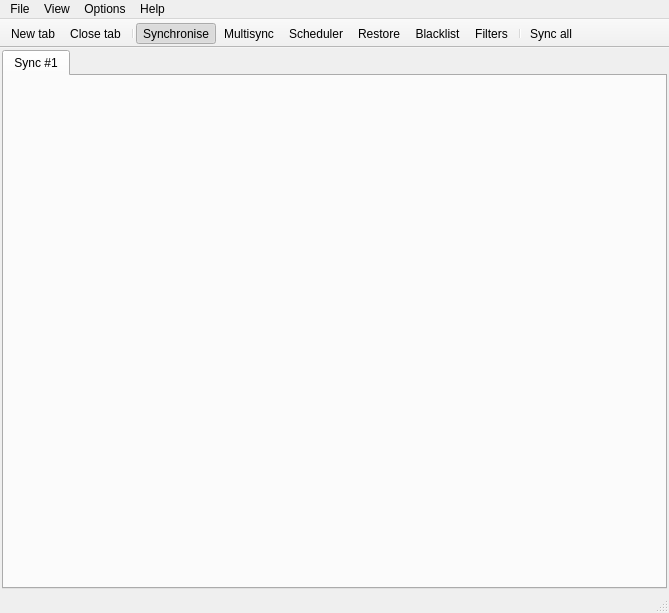
Above: main_window.ui from henrik-w/Synkron before the change. Below: the same form after it.
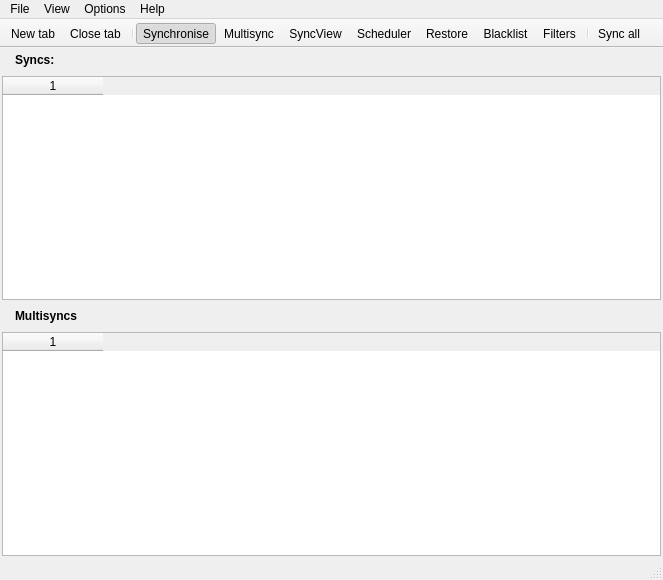
That is the form after the change. The open tabs and pages were chosen to show the change. Icons and pictures are not drawn. Custom widgets are drawn as their Qt base class.

Patch:
```diff
--- a/main_window.ui
+++ b/main_window.ui
@@ -5,8 +5,8 @@
    <rect>
     <x>0</x>
     <y>0</y>
-    <width>669</width>
-    <height>613</height>
+    <width>663</width>
+    <height>580</height>
    </rect>
   </property>
   <property name="windowTitle" >
@@ -1358,6 +1358,114 @@
         </item>
        </layout>
       </widget>
+      <widget class="QWidget" name="page_7" >
+       <layout class="QVBoxLayout" >
+        <property name="leftMargin" >
+         <number>0</number>
+        </property>
+        <property name="topMargin" >
+         <number>0</number>
+        </property>
+        <property name="rightMargin" >
+         <number>0</number>
+        </property>
+        <property name="bottomMargin" >
+         <number>0</number>
+        </property>
+        <item>
+         <layout class="QVBoxLayout" >
+          <item>
+           <layout class="QGridLayout" >
+            <item row="0" column="1" >
+             <widget class="QLabel" name="label_21" >
+              <property name="text" >
+               <string>&lt;b>Syncs:&lt;/b></string>
+              </property>
+             </widget>
+            </item>
+            <item row="0" column="2" >
+             <spacer>
+              <property name="orientation" >
+               <enum>Qt::Horizontal</enum>
+              </property>
+              <property name="sizeHint" >
+               <size>
+                <width>40</width>
+                <height>20</height>
+               </size>
+              </property>
+             </spacer>
+            </item>
+            <item row="0" column="0" >
+             <widget class="QLabel" name="label_24" >
+              <property name="pixmap" >
+               <pixmap resource="resources.qrc" >:/new/prefix1/images/Synkron16.png</pixmap>
+              </property>
+             </widget>
+            </item>
+           </layout>
+          </item>
+          <item>
+           <widget class="QTableWidget" name="syncs_syncview" >
+            <property name="statusTip" >
+             <string>List of syncs</string>
+            </property>
+            <property name="columnCount" >
+             <number>1</number>
+            </property>
+            <column/>
+           </widget>
+          </item>
+         </layout>
+        </item>
+        <item>
+         <layout class="QVBoxLayout" >
+          <item>
+           <layout class="QHBoxLayout" >
+            <item>
+             <widget class="QLabel" name="label_23" >
+              <property name="pixmap" >
+               <pixmap resource="resources.qrc" >:/new/prefix1/images/multisync_16.png</pixmap>
+              </property>
+             </widget>
+            </item>
+            <item>
+             <widget class="QLabel" name="label_22" >
+              <property name="text" >
+               <string>&lt;b>Multisyncs&lt;/b></string>
+              </property>
+             </widget>
+            </item>
+            <item>
+             <spacer>
+              <property name="orientation" >
+               <enum>Qt::Horizontal</enum>
+              </property>
+              <property name="sizeHint" >
+               <size>
+                <width>40</width>
+                <height>20</height>
+               </size>
+              </property>
+             </spacer>
+            </item>
+           </layout>
+          </item>
+          <item>
+           <widget class="QTableWidget" name="multisyncs_syncview" >
+            <property name="statusTip" >
+             <string>List of multisyncs</string>
+            </property>
+            <property name="columnCount" >
+             <number>1</number>
+            </property>
+            <column/>
+           </widget>
+          </item>
+         </layout>
+        </item>
+       </layout>
+      </widget>
      </widget>
     </item>
    </layout>
@@ -1367,7 +1475,7 @@
     <rect>
      <x>0</x>
      <y>0</y>
-     <width>669</width>
+     <width>663</width>
      <height>21</height>
     </rect>
    </property>
@@ -1434,6 +1542,7 @@
    <addaction name="separator" />
    <addaction name="actionSynchronise" />
    <addaction name="actionMultisync" />
+   <addaction name="actionSyncView" />
    <addaction name="actionScheduler" />
    <addaction name="actionRestore" />
    <addaction name="actionBlacklist" />
@@ -1645,6 +1754,20 @@
     <string>Save log</string>
    </property>
   </action>
+  <action name="actionSyncView" >
+   <property name="checkable" >
+    <bool>true</bool>
+   </property>
+   <property name="icon" >
+    <iconset resource="resources.qrc" >:/new/prefix1/images/syncview_48.png</iconset>
+   </property>
+   <property name="text" >
+    <string>SyncView</string>
+   </property>
+   <property name="statusTip" >
+    <string>Go to SyncView</string>
+   </property>
+  </action>
  </widget>
  <customwidgets>
   <customwidget>
```
Left out of the diff: 82 changed lines with no effect on the pictures. Lines whose indentation alone changed are shown as unchanged.
